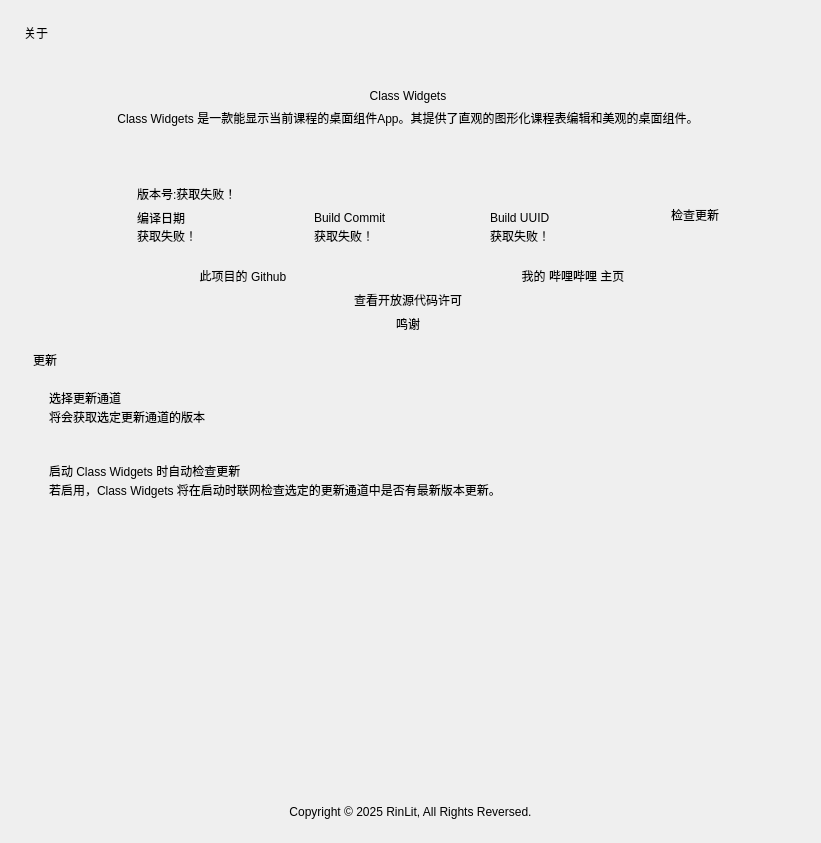
Qt form view/menu/about.ui (yhlhoh/Class-Widgets) before a commit.
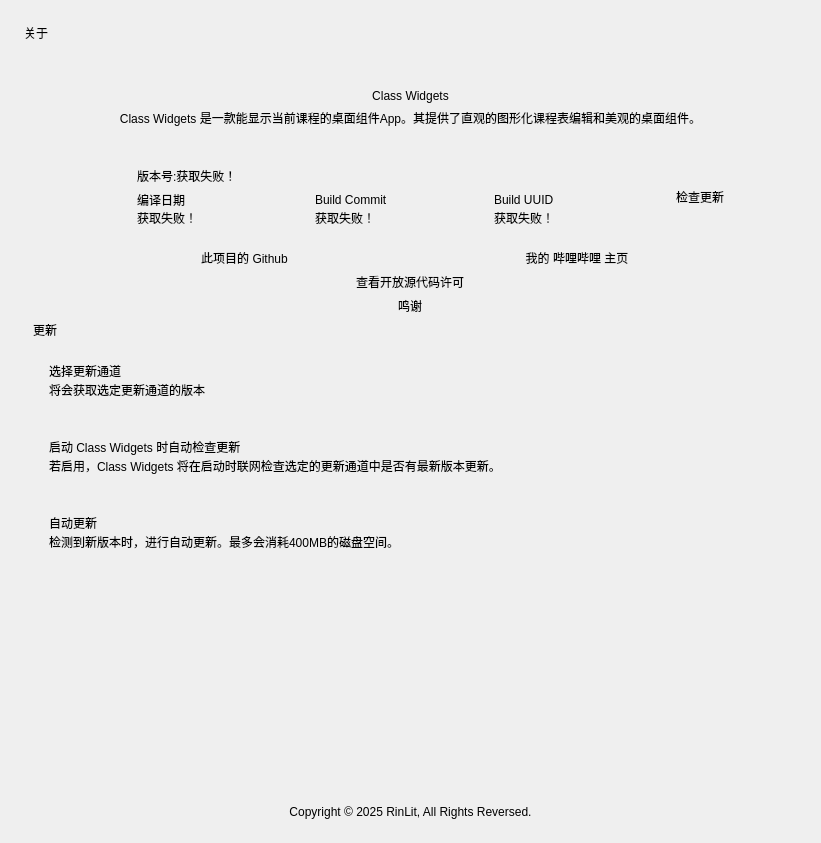
The same form after that commit. Icons and pictures are not drawn. Custom widgets are drawn as their Qt base class.

What changed in the file:
```diff
--- a/view/menu/about.ui
+++ b/view/menu/about.ui
@@ -50,13 +50,10 @@
         <x>0</x>
         <y>0</y>
         <width>773</width>
-        <height>765</height>
+        <height>735</height>
        </rect>
       </property>
-      <layout class="QVBoxLayout" name="verticalLayout_3">
-       <property name="rightMargin">
-        <number>14</number>
-       </property>
+      <layout class="QVBoxLayout" name="verticalLayout_4">
        <item>
         <layout class="QVBoxLayout" name="verticalLayout">
          <property name="leftMargin">
@@ -507,13 +504,7 @@
         </layout>
        </item>
        <item>
-        <layout class="QVBoxLayout" name="verticalLayout_5">
-         <property name="spacing">
-          <number>3</number>
-         </property>
-         <property name="topMargin">
-          <number>12</number>
-         </property>
+        <layout class="QVBoxLayout" name="verticalLayout_3">
          <item>
           <layout class="QHBoxLayout" name="horizontalLayout_7">
            <item>
@@ -675,6 +666,84 @@
            </layout>
           </widget>
          </item>
+         <item>
+          <widget class="CardWidget" name="CardWidget_22">
+           <property name="minimumSize">
+            <size>
+             <width>0</width>
+             <height>70</height>
+            </size>
+           </property>
+           <layout class="QHBoxLayout" name="horizontalLayout_18">
+            <property name="leftMargin">
+             <number>16</number>
+            </property>
+            <property name="topMargin">
+             <number>16</number>
+            </property>
+            <property name="rightMargin">
+             <number>16</number>
+            </property>
+            <property name="bottomMargin">
+             <number>16</number>
+            </property>
+            <item>
+             <layout class="QVBoxLayout" name="verticalLayout_35">
+              <property name="spacing">
+               <number>0</number>
+              </property>
+              <item>
+               <widget class="StrongBodyLabel" name="StrongBodyLabel_25">
+                <property name="sizePolicy">
+                 <sizepolicy hsizetype="Expanding" vsizetype="Preferred">
+                  <horstretch>0</horstretch>
+                  <verstretch>0</verstretch>
+                 </sizepolicy>
+                </property>
+                <property name="text">
+                 <string>自动更新</string>
+                </property>
+               </widget>
+              </item>
+              <item>
+               <widget class="CaptionLabel" name="CaptionLabel_23">
+                <property name="text">
+                 <string>检测到新版本时，进行自动更新。最多会消耗400MB的磁盘空间。</string>
+                </property>
+                <property name="lightColor" stdset="0">
+                 <color alpha="150">
+                  <red>0</red>
+                  <green>0</green>
+                  <blue>0</blue>
+                 </color>
+                </property>
+                <property name="darkColor" stdset="0">
+                 <color alpha="200">
+                  <red>255</red>
+                  <green>255</green>
+                  <blue>255</blue>
+                 </color>
+                </property>
+               </widget>
+              </item>
+             </layout>
+            </item>
+            <item>
+             <widget class="SwitchButton" name="switch_auto_upgrade_2" native="true">
+              <property name="text" stdset="0">
+               <string>不允许</string>
+              </property>
+              <property name="onText" stdset="0">
+               <string>允许</string>
+              </property>
+              <property name="offText" stdset="0">
+               <string>不允许</string>
+              </property>
+             </widget>
+            </item>
+           </layout>
+          </widget>
+         </item>
         </layout>
        </item>
        <item>
@@ -721,6 +790,16 @@
   </layout>
  </widget>
  <customwidgets>
+  <customwidget>
+   <class>CaptionLabel</class>
+   <extends>QLabel</extends>
+   <header>qfluentwidgets</header>
+  </customwidget>
+  <customwidget>
+   <class>TitleLabel</class>
+   <extends>QLabel</extends>
+   <header>qfluentwidgets</header>
+  </customwidget>
   <customwidget>
    <class>ComboBox</class>
    <extends>QPushButton</extends>
@@ -731,11 +810,6 @@
    <extends>QPushButton</extends>
    <header>qfluentwidgets</header>
   </customwidget>
-  <customwidget>
-   <class>PrimaryPushButton</class>
-   <extends>PushButton</extends>
-   <header>qfluentwidgets</header>
-  </customwidget>
   <customwidget>
    <class>SwitchButton</class>
    <extends>QWidget</extends>
@@ -753,11 +827,6 @@
    <header>qfluentwidgets</header>
    <container>1</container>
   </customwidget>
-  <customwidget>
-   <class>CaptionLabel</class>
-   <extends>QLabel</extends>
-   <header>qfluentwidgets</header>
-  </customwidget>
   <customwidget>
    <class>StrongBodyLabel</class>
    <extends>QLabel</extends>
@@ -769,8 +838,8 @@
    <header>qfluentwidgets</header>
   </customwidget>
   <customwidget>
-   <class>TitleLabel</class>
-   <extends>QLabel</extends>
+   <class>PrimaryPushButton</class>
+   <extends>PushButton</extends>
    <header>qfluentwidgets</header>
   </customwidget>
  </customwidgets>
```
Left out of the diff: 6 changed lines with no effect on the pictures.
